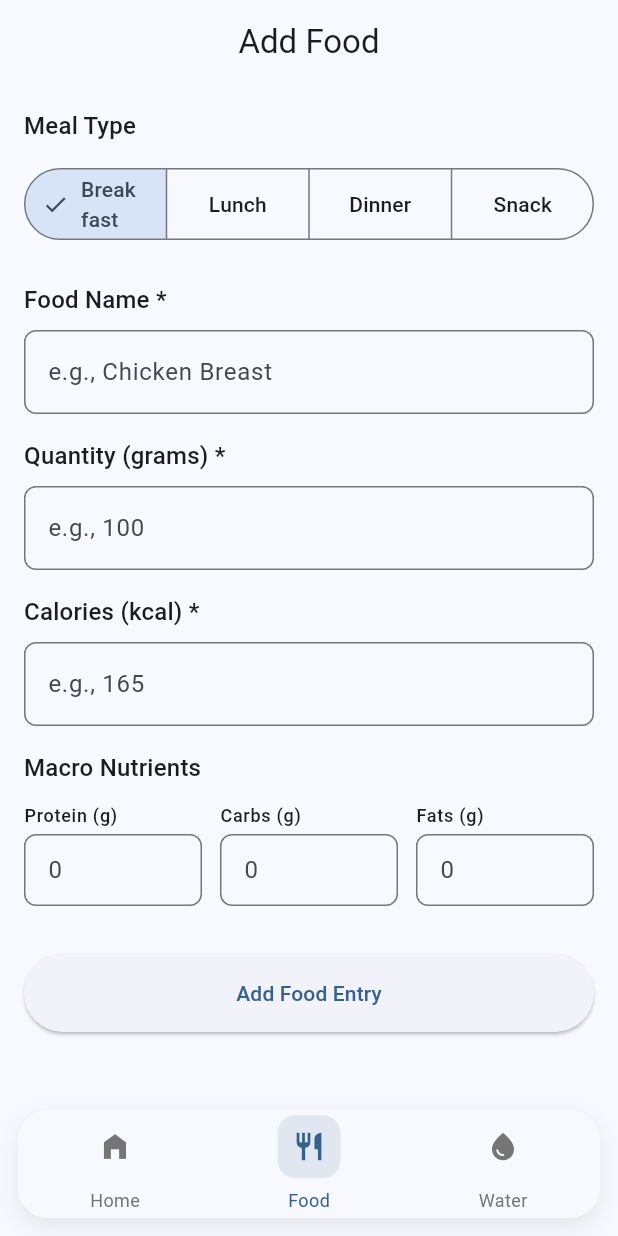
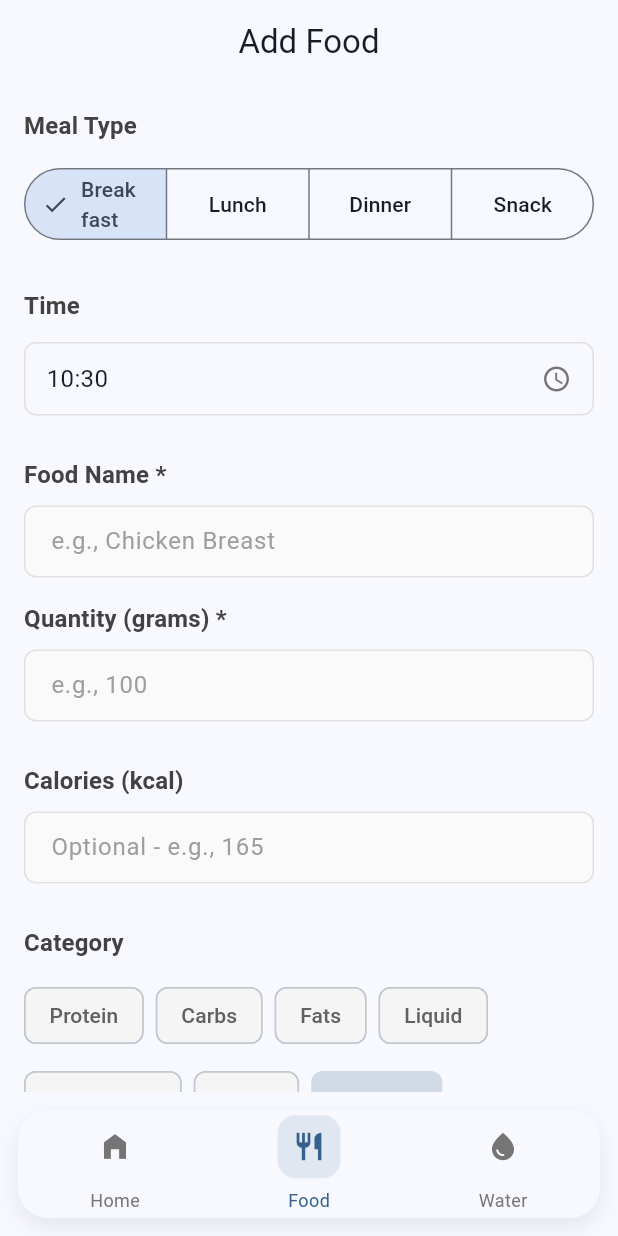
Before and after one commit to CODEMASTERSTACK/fitc, a Flutter app: the screen it shows after launch, item 2 of the bottom bar chosen, on a phone screen of 412 x 824 dp. Run offline on Flutter 3.47's test engine with Material 3 defaults, Android fonts, the phone set to English and light mode, and no system bars; our stand-ins replace shared_preferences.

Commit message:
making minor changes in screens

```diff
--- a/lib/screens/food_screen.dart
+++ b/lib/screens/food_screen.dart
@@ -30,7 +30,11 @@ class _FoodTabContentState extends State<FoodTabContent> {
   final quantityController = TextEditingController();
 
   String selectedMealType = 'breakfast';
+  String selectedCategory = 'none';
+  DateTime selectedTime = DateTime.now();
+
   final List<String> mealTypes = ['breakfast', 'lunch', 'dinner', 'snack'];
+  final List<String> categories = ['protein', 'carbs', 'fats', 'liquid', 'vegetables', 'fruits', 'none'];
 
   @override
   void dispose() {
@@ -43,10 +47,26 @@ class _FoodTabContentState extends State<FoodTabContent> {
     super.dispose();
   }
 
+  Future<void> _selectTime(BuildContext context) async {
+    final TimeOfDay? picked = await showTimePicker(
+      context: context,
+      initialTime: TimeOfDay.fromDateTime(selectedTime),
+    );
+    if (picked != null) {
+      setState(() {
+        selectedTime = DateTime(
+          selectedTime.year,
+          selectedTime.month,
+          selectedTime.day,
+          picked.hour,
+          picked.minute,
+        );
+      });
+    }
+  }
+
   void _addFood() {
-    if (nameController.text.isEmpty ||
-        caloriesController.text.isEmpty ||
-        quantityController.text.isEmpty) {
+    if (nameController.text.isEmpty || quantityController.text.isEmpty) {
       ScaffoldMessenger.of(context).showSnackBar(
         const SnackBar(content: Text('Please fill all required fields')),
       );
@@ -55,7 +75,7 @@ class _FoodTabContentState extends State<FoodTabContent> {
 
     context.read<FoodProvider>().addFoodEntry(
       name: nameController.text,
-      calories: double.parse(caloriesController.text),
+      calories: double.tryParse(caloriesController.text) ?? 0,
       protein: double.tryParse(proteinController.text) ?? 0,
       carbs: double.tryParse(carbsController.text) ?? 0,
       fats: double.tryParse(fatsController.text) ?? 0,
@@ -63,9 +83,8 @@ class _FoodTabContentState extends State<FoodTabContent> {
       mealType: selectedMealType,
     );
 
-    ScaffoldMessenger.of(
-      context,
-    ).showSnackBar(const SnackBar(content: Text('Food entry added!')));
+    ScaffoldMessenger.of(context)
+        .showSnackBar(const SnackBar(content: Text('Food entry added!')));
 
     // clear fields so user can add another quickly
     nameController.clear();
@@ -74,6 +93,10 @@ class _FoodTabContentState extends State<FoodTabContent> {
     carbsController.clear();
     fatsController.clear();
     quantityController.clear();
+    setState(() {
+      selectedTime = DateTime.now();
+      selectedCategory = 'none';
+    });
   }
 
   @override
@@ -84,7 +107,7 @@ class _FoodTabContentState extends State<FoodTabContent> {
         crossAxisAlignment: CrossAxisAlignment.start,
         children: [
           // Meal Type Selection
-          Text('Meal Type', style: Theme.of(context).textTheme.titleMedium),
+          _buildSectionLabel('Meal Type'),
           const SizedBox(height: 12),
           SegmentedButton<String>(
             segments: mealTypes
@@ -103,154 +126,116 @@ class _FoodTabContentState extends State<FoodTabContent> {
             },
           ),
 
-          const SizedBox(height: 24),
+          const SizedBox(height: 28),
+
+          // Time Picker
+          _buildSectionLabel('Time'),
+          const SizedBox(height: 12),
+          GestureDetector(
+            onTap: () => _selectTime(context),
+            child: Container(
+              padding: const EdgeInsets.symmetric(horizontal: 14, vertical: 12),
+              decoration: BoxDecoration(
+                border: Border.all(color: Colors.grey[300]!),
+                borderRadius: BorderRadius.circular(8),
+              ),
+              child: Row(
+                mainAxisAlignment: MainAxisAlignment.spaceBetween,
+                children: [
+                  Text(
+                    '${selectedTime.hour.toString().padLeft(2, '0')}:${selectedTime.minute.toString().padLeft(2, '0')}',
+                    style: const TextStyle(fontSize: 16),
+                  ),
+                  Icon(Icons.access_time, color: Colors.grey[600], size: 20),
+                ],
+              ),
+            ),
+          ),
+
+          const SizedBox(height: 28),
 
           // Food Name
-          Text('Food Name *', style: Theme.of(context).textTheme.titleMedium),
+          _buildSectionLabel('Food Name *'),
           const SizedBox(height: 8),
           TextField(
             controller: nameController,
-            decoration: InputDecoration(
-              hintText: 'e.g., Chicken Breast',
-              border: OutlineInputBorder(
-                borderRadius: BorderRadius.circular(8),
-              ),
-            ),
+            decoration: _buildInputDecoration('e.g., Chicken Breast'),
           ),
 
           const SizedBox(height: 16),
 
           // Quantity
-          Text(
-            'Quantity (grams) *',
-            style: Theme.of(context).textTheme.titleMedium,
-          ),
+          _buildSectionLabel('Quantity (grams) *'),
           const SizedBox(height: 8),
           TextField(
             controller: quantityController,
             keyboardType: TextInputType.number,
-            decoration: InputDecoration(
-              hintText: 'e.g., 100',
-              border: OutlineInputBorder(
-                borderRadius: BorderRadius.circular(8),
-              ),
-            ),
+            decoration: _buildInputDecoration('e.g., 100'),
           ),
 
-          const SizedBox(height: 16),
+          const SizedBox(height: 28),
 
-          // Calories
-          Text(
-            'Calories (kcal) *',
-            style: Theme.of(context).textTheme.titleMedium,
-          ),
+          // Calories (Optional)
+          _buildSectionLabel('Calories (kcal)'),
           const SizedBox(height: 8),
           TextField(
             controller: caloriesController,
             keyboardType: TextInputType.number,
-            decoration: InputDecoration(
-              hintText: 'e.g., 165',
-              border: OutlineInputBorder(
-                borderRadius: BorderRadius.circular(8),
-              ),
-            ),
+            decoration: _buildInputDecoration('Optional - e.g., 165'),
           ),
 
-          const SizedBox(height: 16),
+          const SizedBox(height: 28),
 
-          // Macro Nutrients
-          Text(
-            'Macro Nutrients',
-            style: Theme.of(context).textTheme.titleMedium,
+          // Category Selection
+          _buildSectionLabel('Category'),
+          const SizedBox(height: 12),
+          Wrap(
+            spacing: 8,
+            runSpacing: 8,
+            children: categories
+                .map(
+                  (category) => FilterChip(
+                    selected: selectedCategory == category,
+                    onSelected: (selected) {
+                      setState(() {
+                        selectedCategory = category;
+                      });
+                    },
+                    label: Text(category.capitalize()),
+                    backgroundColor: Colors.grey[100],
+                    selectedColor: Theme.of(context).colorScheme.primary.withOpacity(0.2),
+                    labelStyle: TextStyle(
+                      color: selectedCategory == category
+                          ? Theme.of(context).colorScheme.primary
+                          : Colors.grey[700],
+                    ),
+                  ),
+                )
+                .toList(),
           ),
+
+          const SizedBox(height: 28),
+
+          // Macro Nutrients Section
+          _buildSectionLabel('Macro Nutrients'),
           const SizedBox(height: 12),
-
           Row(
             children: [
               Expanded(
-                child: Column(
-                  crossAxisAlignment: CrossAxisAlignment.start,
-                  children: [
-                    Text(
-                      'Protein (g)',
-                      style: Theme.of(context).textTheme.labelMedium,
-                    ),
-                    const SizedBox(height: 4),
-                    TextField(
-                      controller: proteinController,
-                      keyboardType: TextInputType.number,
-                      decoration: InputDecoration(
-                        hintText: '0',
-                        border: OutlineInputBorder(
-                          borderRadius: BorderRadius.circular(8),
-                        ),
-                        contentPadding: const EdgeInsets.symmetric(
-                          horizontal: 12,
-                          vertical: 8,
-                        ),
-                      ),
-                    ),
-                  ],
-                ),
+                child: _buildMacroInput('Protein', 'g', proteinController),
               ),
               const SizedBox(width: 12),
               Expanded(
-                child: Column(
-                  crossAxisAlignment: CrossAxisAlignment.start,
-                  children: [
-                    Text(
-                      'Carbs (g)',
-                      style: Theme.of(context).textTheme.labelMedium,
-                    ),
-                    const SizedBox(height: 4),
-                    TextField(
-                      controller: carbsController,
-                      keyboardType: TextInputType.number,
-                      decoration: InputDecoration(
-                        hintText: '0',
-                        border: OutlineInputBorder(
-                          borderRadius: BorderRadius.circular(8),
-                        ),
-                        contentPadding: const EdgeInsets.symmetric(
-                          horizontal: 12,
-                          vertical: 8,
-                        ),
-                      ),
-                    ),
-                  ],
-                ),
+                child: _buildMacroInput('Carbs', 'g', carbsController),
               ),
               const SizedBox(width: 12),
               Expanded(
-                child: Column(
-                  crossAxisAlignment: CrossAxisAlignment.start,
-                  children: [
-                    Text(
-                      'Fats (g)',
-                      style: Theme.of(context).textTheme.labelMedium,
-                    ),
-                    const SizedBox(height: 4),
-                    TextField(
-                      controller: fatsController,
-                      keyboardType: TextInputType.number,
-                      decoration: InputDecoration(
-                        hintText: '0',
-                        border: OutlineInputBorder(
-                          borderRadius: BorderRadius.circular(8),
-                        ),
-                        contentPadding: const EdgeInsets.symmetric(
-                          horizontal: 12,
-                          vertical: 8,
-                        ),
-                      ),
-                    ),
-                  ],
-                ),
+                child: _buildMacroInput('Fats', 'g', fatsController),
               ),
             ],
           ),
 
-          const SizedBox(height: 32),
+          const SizedBox(height: 36),
 
           // Add Button
           SizedBox(
@@ -259,12 +244,88 @@ class _FoodTabContentState extends State<FoodTabContent> {
               onPressed: _addFood,
               style: ElevatedButton.styleFrom(
                 padding: const EdgeInsets.symmetric(vertical: 16),
+                backgroundColor: Theme.of(context).colorScheme.primary,
               ),
               child: const Text('Add Food Entry'),
             ),
           ),
+
+          const SizedBox(height: 16),
         ],
       ),
+    );
+  }
+
+  Widget _buildSectionLabel(String label) {
+    return Text(
+      label,
+      style: Theme.of(context).textTheme.titleMedium?.copyWith(
+        fontWeight: FontWeight.w600,
+        color: Colors.grey[800],
+      ),
+    );
+  }
+
+  InputDecoration _buildInputDecoration(String hint) {
+    return InputDecoration(
+      hintText: hint,
+      hintStyle: TextStyle(color: Colors.grey[500]),
+      filled: true,
+      fillColor: Colors.grey[50],
+      border: OutlineInputBorder(
+        borderRadius: BorderRadius.circular(8),
+        borderSide: BorderSide(color: Colors.grey[300]!),
+      ),
+      enabledBorder: OutlineInputBorder(
+        borderRadius: BorderRadius.circular(8),
+        borderSide: BorderSide(color: Colors.grey[300]!),
+      ),
+      focusedBorder: OutlineInputBorder(
+        borderRadius: BorderRadius.circular(8),
+        borderSide: BorderSide(color: Theme.of(context).colorScheme.primary, width: 1.5),
+      ),
+      contentPadding: const EdgeInsets.symmetric(horizontal: 14, vertical: 12),
+    );
+  }
+
+  Widget _buildMacroInput(String label, String unit, TextEditingController controller) {
+    return Column(
+      crossAxisAlignment: CrossAxisAlignment.start,
+      children: [
+        Text(
+          label,
+          style: Theme.of(context).textTheme.labelSmall?.copyWith(
+            color: Colors.grey[700],
+            fontWeight: FontWeight.w500,
+          ),
+        ),
+        const SizedBox(height: 4),
+        TextField(
+          controller: controller,
+          keyboardType: TextInputType.number,
+          decoration: InputDecoration(
+            hintText: '0',
+            hintStyle: TextStyle(color: Colors.grey[400]),
+            filled: true,
+            fillColor: Colors.grey[50],
+            border: OutlineInputBorder(
+              borderRadius: BorderRadius.circular(6),
+              borderSide: BorderSide(color: Colors.grey[300]!),
+            ),
+            enabledBorder: OutlineInputBorder(
+              borderRadius: BorderRadius.circular(6),
+              borderSide: BorderSide(color: Colors.grey[300]!),
+            ),
+            focusedBorder: OutlineInputBorder(
+              borderRadius: BorderRadius.circular(6),
+              borderSide: BorderSide(color: Theme.of(context).colorScheme.primary, width: 1.5),
+            ),
+            contentPadding: const EdgeInsets.symmetric(horizontal: 10, vertical: 10),
+            suffixText: unit,
+            suffixStyle: TextStyle(color: Colors.grey[600], fontSize: 12),
+          ),
+        ),
+      ],
     );
   }
 }
```
